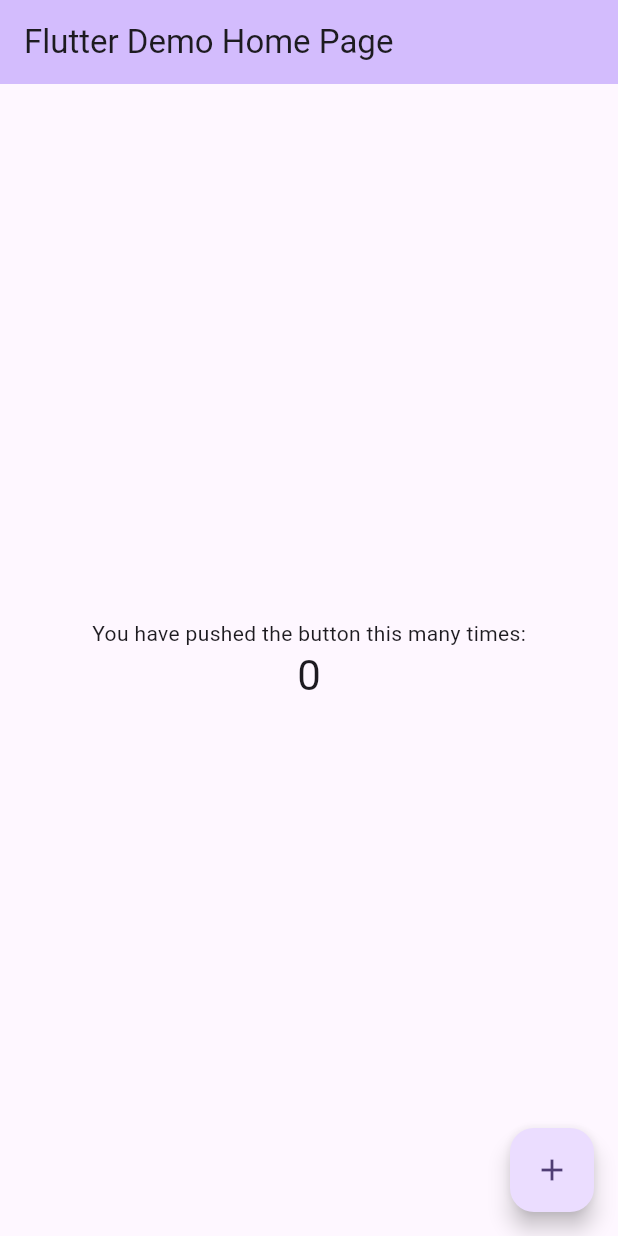
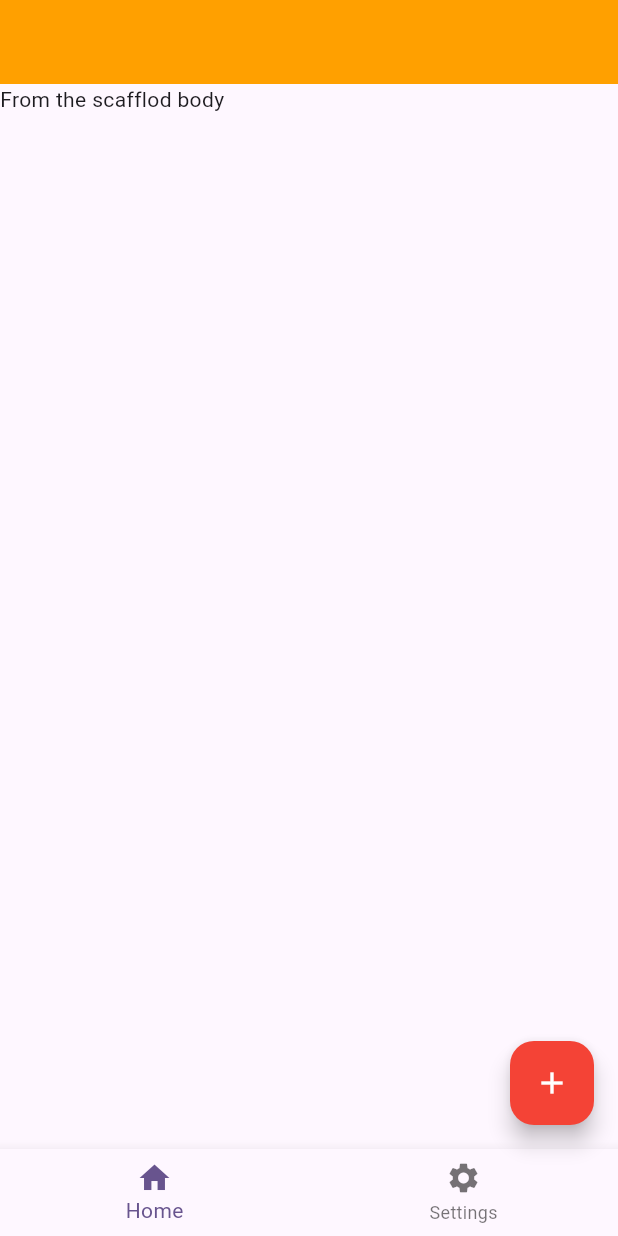
Before and after one commit to skillyheads/scet-flutter, a Flutter app: the screen it shows after launch, on a phone screen of 412 x 824 dp. Run offline on Flutter 3.47's test engine with Material 3 defaults, Android fonts, the phone set to English and light mode, and no system bars.

Commit message:
Basic scaffold

```diff
--- a/flutter_scaffold/lib/main.dart
+++ b/flutter_scaffold/lib/main.dart
@@ -6,117 +6,40 @@ void main() {
 
 class MyApp extends StatelessWidget {
   const MyApp({super.key});
-
-  // This widget is the root of your application.
   @override
   Widget build(BuildContext context) {
     return MaterialApp(
-      title: 'Flutter Demo',
+      title: 'Flutter Scaffold Demo',
       theme: ThemeData(
-        // This is the theme of your application.
-        //
-        // TRY THIS: Try running your application with "flutter run". You'll see
-        // the application has a purple toolbar. Then, without quitting the app,
-        // try changing the seedColor in the colorScheme below to Colors.green
-        // and then invoke "hot reload" (save your changes or press the "hot
-        // reload" button in a Flutter-supported IDE, or press "r" if you used
-        // the command line to start the app).
-        //
-        // Notice that the counter didn't reset back to zero; the application
-        // state is not lost during the reload. To reset the state, use hot
-        // restart instead.
-        //
-        // This works for code too, not just values: Most code changes can be
-        // tested with just a hot reload.
         colorScheme: ColorScheme.fromSeed(seedColor: Colors.deepPurple),
       ),
-      home: const MyHomePage(title: 'Flutter Demo Home Page'),
+      home: const MyHomePage(),
     );
   }
 }
 
-class MyHomePage extends StatefulWidget {
-  const MyHomePage({super.key, required this.title});
-
-  // This widget is the home page of your application. It is stateful, meaning
-  // that it has a State object (defined below) that contains fields that affect
-  // how it looks.
-
-  // This class is the configuration for the state. It holds the values (in this
-  // case the title) provided by the parent (in this case the App widget) and
-  // used by the build method of the State. Fields in a Widget subclass are
-  // always marked "final".
-
-  final String title;
-
-  @override
-  State<MyHomePage> createState() => _MyHomePageState();
-}
-
-class _MyHomePageState extends State<MyHomePage> {
-  int _counter = 0;
-
-  void _incrementCounter() {
-    setState(() {
-      // This call to setState tells the Flutter framework that something has
-      // changed in this State, which causes it to rerun the build method below
-      // so that the display can reflect the updated values. If we changed
-      // _counter without calling setState(), then the build method would not be
-      // called again, and so nothing would appear to happen.
-      _counter++;
-    });
-  }
+class MyHomePage extends StatelessWidget {
+  const MyHomePage({super.key});
 
   @override
   Widget build(BuildContext context) {
-    // This method is rerun every time setState is called, for instance as done
-    // by the _incrementCounter method above.
-    //
-    // The Flutter framework has been optimized to make rerunning build methods
-    // fast, so that you can just rebuild anything that needs updating rather
-    // than having to individually change instances of widgets.
     return Scaffold(
-      appBar: AppBar(
-        // TRY THIS: Try changing the color here to a specific color (to
-        // Colors.amber, perhaps?) and trigger a hot reload to see the AppBar
-        // change color while the other colors stay the same.
-        backgroundColor: Theme.of(context).colorScheme.inversePrimary,
-        // Here we take the value from the MyHomePage object that was created by
-        // the App.build method, and use it to set our appbar title.
-        title: Text(widget.title),
-      ),
-      body: Center(
-        // Center is a layout widget. It takes a single child and positions it
-        // in the middle of the parent.
-        child: Column(
-          // Column is also a layout widget. It takes a list of children and
-          // arranges them vertically. By default, it sizes itself to fit its
-          // children horizontally, and tries to be as tall as its parent.
-          //
-          // Column has various properties to control how it sizes itself and
-          // how it positions its children. Here we use mainAxisAlignment to
-          // center the children vertically; the main axis here is the vertical
-          // axis because Columns are vertical (the cross axis would be
-          // horizontal).
-          //
-          // TRY THIS: Invoke "debug painting" (choose the "Toggle Debug Paint"
-          // action in the IDE, or press "p" in the console), to see the
-          // wireframe for each widget.
-          mainAxisAlignment: MainAxisAlignment.center,
-          children: <Widget>[
-            const Text('You have pushed the button this many times:'),
-            Text(
-              '$_counter',
-              style: Theme.of(context).textTheme.headlineMedium,
-            ),
-          ],
-        ),
+      appBar: AppBar(backgroundColor: Colors.amber.shade700),
+      body: SafeArea(child: Text('From the scafflod body')),
+      bottomNavigationBar: BottomNavigationBar(
+        items: [
+          BottomNavigationBarItem(icon: Icon(Icons.home), label: 'Home'),
+          BottomNavigationBarItem(
+            icon: Icon(Icons.settings),
+            label: 'Settings',
+          ),
+        ],
       ),
       floatingActionButton: FloatingActionButton(
-        onPressed: _incrementCounter,
-        tooltip: 'Increment',
-        child: const Icon(Icons.add),
-      ), // This trailing comma makes auto-formatting nicer for build methods.
+        onPressed: () => {},
+        backgroundColor: Colors.red,
+        child: Icon(Icons.add, color: Colors.white),
+      ),
     );
   }
 }
```
